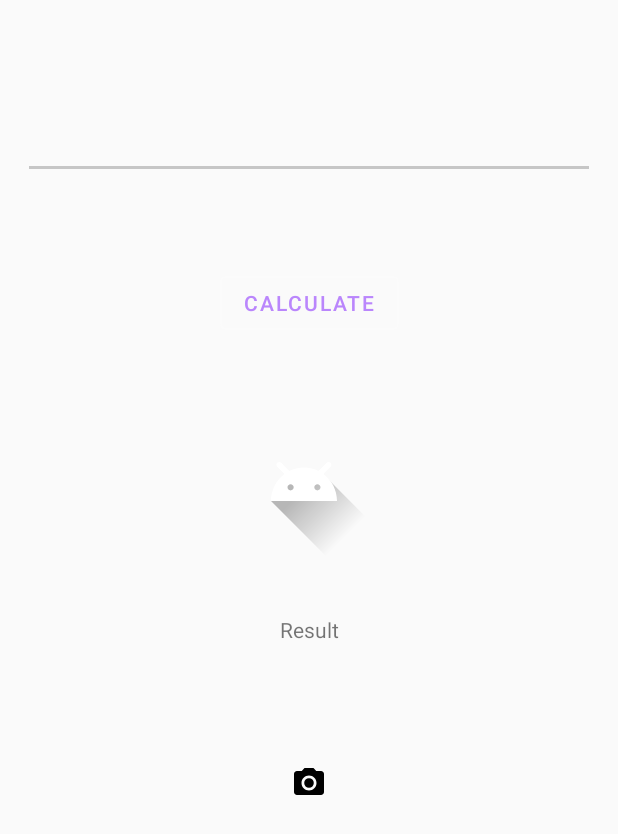
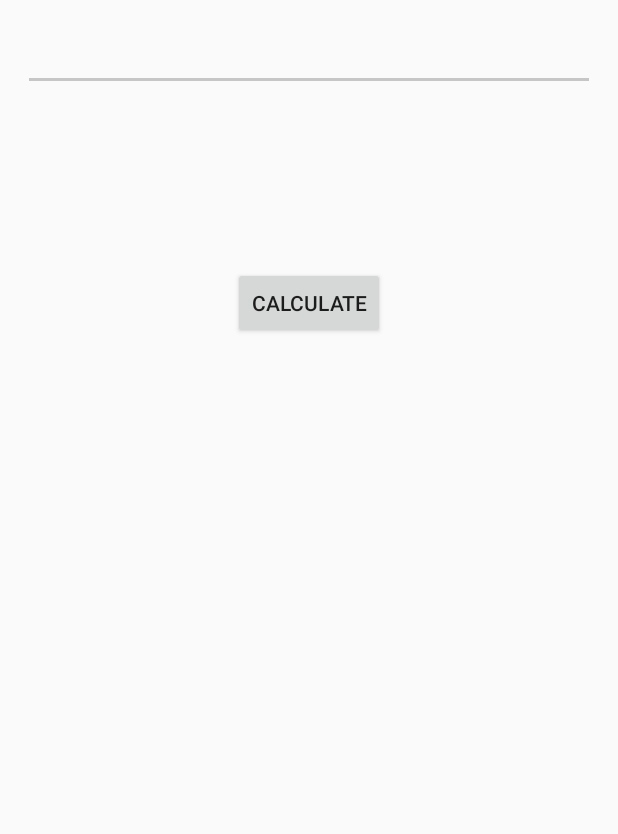
Before and after one commit to joaogouveia89/numeral-calculus-kotlin, an Android app: the layout fragment_expressions.xml on its own in the app's theme, with its tools: preview values and no code run, on a phone screen of 412 x 824 dp. Shown: the top 834 px of the screen. Run offline under Robolectric (Android 15) with nearby library versions, the phone set to English and light mode, and no system bars.

Commit message:
most simple case expressions, but its working wrongly for multiplication and division

```diff
--- a/app/src/main/java/io/github/joaogouveia89/numeralcalculus/MainActivity.kt
+++ b/app/src/main/java/io/github/joaogouveia89/numeralcalculus/MainActivity.kt
@@ -32,7 +32,7 @@ class MainActivity : AppCompatActivity() {
         appBarConfiguration = AppBarConfiguration(
             setOf(
                 R.id.nav_home, R.id.nav_base_conversion,
-                R.id.nav_linear_system_direct_method, R.id.nav_fractions_basic_ops
+                R.id.nav_linear_system_direct_method, R.id.nav_expressions
             ), drawerLayout
         )
         setupActionBarWithNavController(navController, appBarConfiguration)
--- /dev/null
+++ b/app/src/main/java/io/github/joaogouveia89/numeralcalculus/calculus/expression/Expression.kt
@@ -0,0 +1,3 @@
+package io.github.joaogouveia89.numeralcalculus.calculus.expression
+
+data class Expression (val value : Int, val operation : Char, val relatedTo :  Expression?)
--- a/app/src/main/java/io/github/joaogouveia89/numeralcalculus/calculus/fraction/Fraction.kt
+++ b/app/src/main/java/io/github/joaogouveia89/numeralcalculus/calculus/fraction/Fraction.kt
@@ -3,6 +3,10 @@ package io.github.joaogouveia89.numeralcalculus.calculus.fraction
 class Fraction(numerator: Int, denominator: Int = 1) {
     val numerator : Int
     val denominator : Int
+
+    companion object{
+        fun isFraction(expression : String) :Boolean = expression.substring(0, 5) == "frac("
+    }
 
     init {
         if(denominator == 0){
--- /dev/null
+++ b/app/src/main/java/io/github/joaogouveia89/numeralcalculus/utils/TestFile.kt
@@ -0,0 +1,5 @@
+package io.github.joaogouveia89.numeralcalculus.utils
+
+fun main() {
+    println("test")
+}
--- a/app/src/main/res/layout/fragment_fraction_basic_operations.xml
+++ b/app/src/main/res/layout/fragment_expressions.xml
@@ -4,7 +4,7 @@
     xmlns:tools="http://schemas.android.com/tools"
     android:layout_width="match_parent"
     android:layout_height="match_parent"
-    tools:context=".ui.fraction.FractionBasicOperationsFragment">
+    tools:context=".ui.expressions.ExpressionsFragment">
 
     <androidx.core.widget.NestedScrollView
         android:layout_width="match_parent"
@@ -17,8 +17,8 @@
             android:layout_margin="15dp"
             android:orientation="vertical">
 
-            <com.google.android.material.textfield.TextInputEditText
-                android:id="@+id/input"
+            <EditText
+                android:id="@+id/et_input"
                 android:layout_width="match_parent"
                 android:layout_height="wrap_content"
                 android:ems="10"
@@ -28,48 +28,27 @@
                 app:layout_constraintStart_toStartOf="parent"
                 app:layout_constraintTop_toTopOf="parent" />
 
-            <com.google.android.material.button.MaterialButton
-                android:id="@+id/calculate"
-                android:theme="@style/Theme.MaterialComponents"
+            <Button
+                android:id="@+id/bt_calculate"
                 android:layout_width="wrap_content"
                 android:layout_height="wrap_content"
                 android:text="@string/calculate"
                 app:layout_constraintBottom_toTopOf="@+id/input_response_guideline"
                 app:layout_constraintEnd_toEndOf="parent"
-                app:layout_constraintStart_toStartOf="parent"
-                style="@style/Widget.MaterialComponents.Button.OutlinedButton"/>
-
-            <ImageView
-                android:id="@+id/user_friendly_preview"
-                android:layout_width="wrap_content"
-                android:layout_height="wrap_content"
-                android:layout_marginTop="44dp"
-                android:src="@drawable/ic_launcher_foreground"
-                app:layout_constraintEnd_toEndOf="parent"
-                app:layout_constraintHorizontal_bias="0.489"
-                app:layout_constraintStart_toStartOf="parent"
-                app:layout_constraintTop_toBottomOf="@+id/calculate" />
-
-            <ImageView
-                android:id="@+id/user_friendly_result"
-                android:layout_width="wrap_content"
-                android:layout_height="wrap_content"
-                android:src="@drawable/ic_menu_camera"
-                app:layout_constraintBottom_toBottomOf="parent"
-                app:layout_constraintEnd_toEndOf="parent"
-                app:layout_constraintStart_toStartOf="parent"
-                app:layout_constraintTop_toBottomOf="@+id/resultLabel"
-                app:layout_constraintVertical_bias="0.227" />
+                app:layout_constraintStart_toStartOf="parent"/>
 
             <TextView
                 android:id="@+id/resultLabel"
                 android:layout_width="wrap_content"
                 android:layout_height="wrap_content"
-                android:layout_marginTop="32dp"
                 android:text="@string/result"
+                android:textSize="30sp"
+                android:visibility="invisible"
+                app:layout_constraintBottom_toBottomOf="parent"
                 app:layout_constraintEnd_toEndOf="parent"
+                app:layout_constraintHorizontal_bias="0.476"
                 app:layout_constraintStart_toStartOf="parent"
-                app:layout_constraintTop_toBottomOf="@+id/user_friendly_preview" />
+                app:layout_constraintTop_toBottomOf="@+id/calculate" />
 
             <androidx.constraintlayout.widget.Guideline
                 android:id="@+id/input_response_guideline"
--- a/app/src/main/res/navigation/mobile_navigation.xml
+++ b/app/src/main/res/navigation/mobile_navigation.xml
@@ -18,10 +18,10 @@
         tools:layout="@layout/fragment_base_conversion" />
 
     <fragment
-        android:id="@+id/nav_fractions_basic_ops"
-        android:name="io.github.joaogouveia89.numeralcalculus.ui.fraction.FractionBasicOperationsFragment"
-        android:label="@string/nav_fractions_basic_ops"
-        tools:layout="@layout/fragment_fraction_basic_operations" />
+        android:id="@+id/nav_expressions"
+        android:name="io.github.joaogouveia89.numeralcalculus.ui.expressions.ExpressionsFragment"
+        android:label="@string/nav_expressions"
+        tools:layout="@layout/fragment_expressions" />
 
     <fragment
         android:id="@+id/nav_linear_system_direct_method"
--- a/app/src/main/res/values/strings.xml
+++ b/app/src/main/res/values/strings.xml
@@ -22,8 +22,7 @@
     <string name="error_out_bound">This number is out of app conversion boundaries</string>
     <string name="nav_linear_system">Linear System</string>
     <string name="nav_linear_system_direct_method">Direct Method</string>
-    <string name="nav_fractions">Fractions</string>
-    <string name="nav_fractions_basic_ops">Basic Operations</string>
+    <string name="nav_expressions">Expressions</string>
 
     <!-- TODO: Remove or change this placeholder text -->
     <string name="hello_blank_fragment">Hello blank fragment</string>
--- a/settings.gradle
+++ b/settings.gradle
@@ -1,2 +1,3 @@
 include ':app'
 rootProject.name='Numeral Calculus'
+include ':kotlinTester'
```
Also changed, not shown: app/src/main/java/io/github/joaogouveia89/numeralcalculus/calculus/expression/ExpressionEvaluator.kt (added, +59 -0 lines), app/src/main/java/io/github/joaogouveia89/numeralcalculus/ui/expressions/ExpressionsFragment.kt (added, +41 -0 lines), app/src/main/java/io/github/joaogouveia89/numeralcalculus/ui/expressions/ExpressionsViewModel.kt (added, +25 -0 lines), app/src/main/java/io/github/joaogouveia89/numeralcalculus/ui/fraction/FractionBasicOperationsFragment.kt (deleted, +0 -30 lines), app/src/main/java/io/github/joaogouveia89/numeralcalculus/ui/fraction/FractionViewModel.kt (deleted, +0 -16 lines), app/src/main/res/menu/activity_main_drawer.xml (+4 -7 lines), kotlinTester/build.gradle (added, +11 -0 lines), kotlinTester/src/main/java/io/github/joaogouveia89/kotlintester/OnTest.kts (added, +7 -0 lines), kotlinTester/src/main/java/io/github/joaogouveia89/kotlintester/Teste.kt (added, +7 -0 lines), 2 other files.
